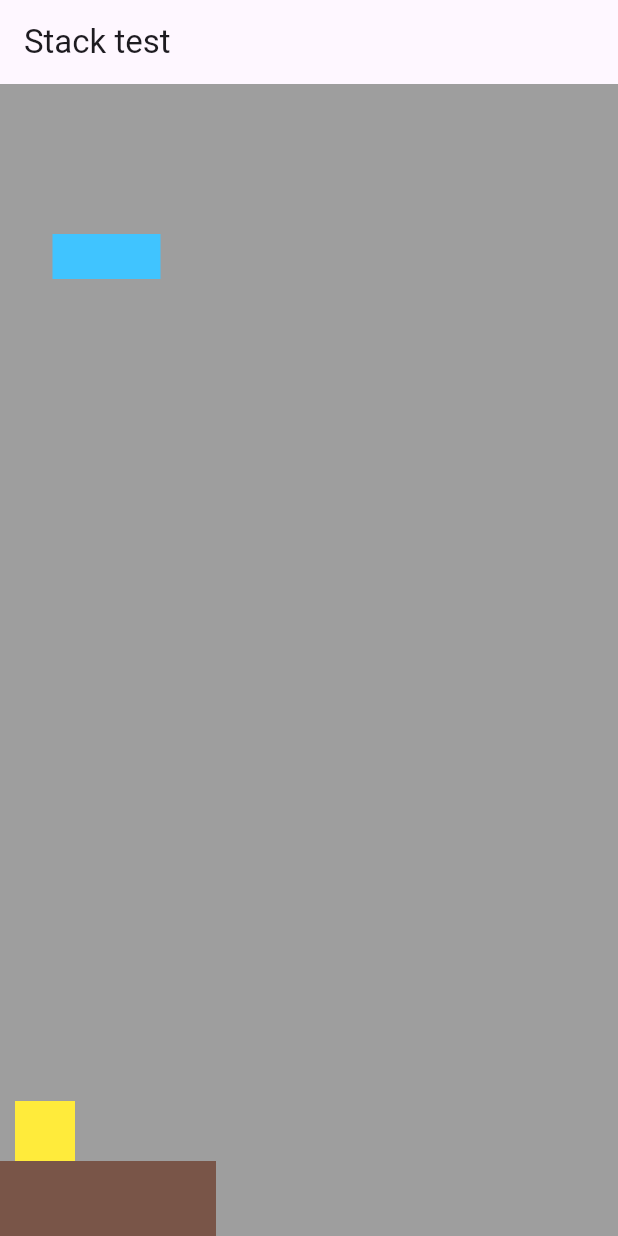
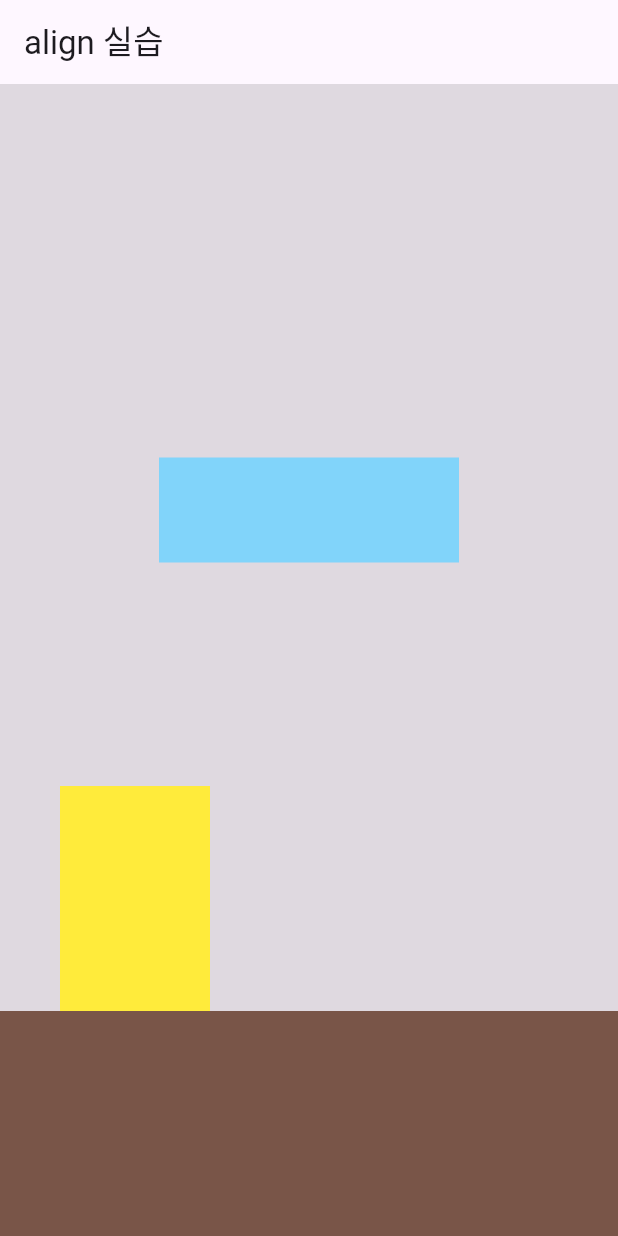
Before and after one commit to jonny995483/flutter_gang, a Flutter app: the screen it shows after launch, on a phone screen of 412 x 824 dp. Run offline on Flutter 3.47's test engine with Material 3 defaults, Android fonts, the phone set to English and light mode, and no system bars.

Commit message:
first day

```diff
--- a/lib/first_task.dart
+++ b/lib/first_task.dart
@@ -10,62 +10,48 @@ class MyHomePage extends StatefulWidget {
 class _MyHomePageState extends State<MyHomePage> {
   @override
   Widget build(BuildContext context) {
-    return MaterialApp(
-      home: Scaffold(
+    return Scaffold(
         appBar: AppBar(
-          title: const Text('Stack test'),
+          title: const Text("align 실습"),
         ),
-        body: Center(
+        body: Container(
             child: Stack(
               children: [
-
-              Positioned(
-                child: Container(
-                  alignment: Alignment.bottomCenter,
+                Container(
                   width: MediaQuery.of(context).size.width,
                   height: MediaQuery.of(context).size.height,
-
-                  color: Colors.grey,
+                  color: Colors.black12,
                 ),
-              ),
-
-              Positioned(
-                left:0,
-                bottom: 0,
+                Align(
+                  alignment: Alignment.bottomLeft,
                   child: Container(
-                  alignment: Alignment.bottomCenter,
-                  height: 50,
-                  width: 144,
+                    width: MediaQuery.of(context).size.width,
+                    height: 150,
                     color: Colors.brown,
                   ),
                 ),
-
-              Positioned(
-                left:10,
-                bottom: 50,
+                Align(
+                  alignment: Alignment.bottomLeft,
                   child: Container(
-                  alignment: Alignment.bottomCenter,
-                  height: 40,
-                  width: 40,
+                    margin: const EdgeInsets.only(left: 40, bottom: 150),
+                    width: 100,
+                    height: 150,
                     color: Colors.yellow,
                   ),
                 ),
-
-              Positioned(
-                left: 35,
-                top: 100,
-
+                Align(
+                  alignment: Alignment.center,
                   child: Container(
-                  alignment: Alignment.bottomCenter,
-                  height: 30,
-                  width: 72,
-                  color: Colors.lightBlueAccent,
+                    margin: const EdgeInsets.only(bottom: 200),
+                    width: 200,
+                    height: 70,
+                    color: Colors.lightBlue[200],
                   ),
                 )
               ],
-          ),
-        ),
-      ),
+            )
+
+        )
     );
   }
 }
```
Lines whose indentation alone changed are shown as unchanged.
